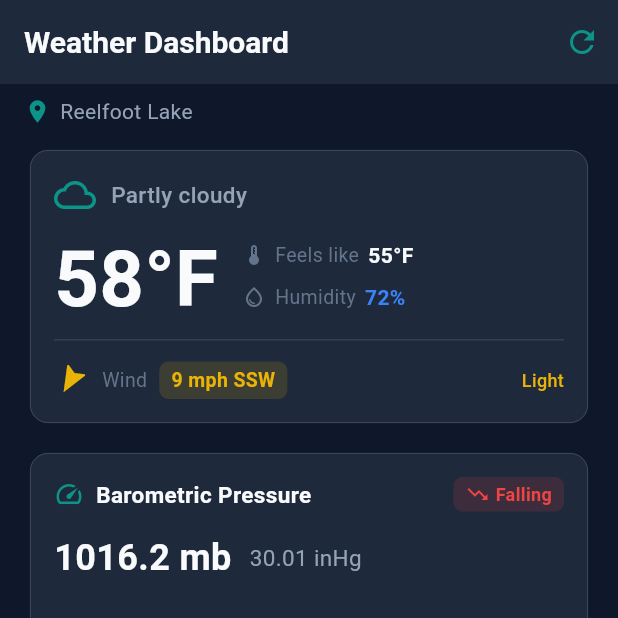
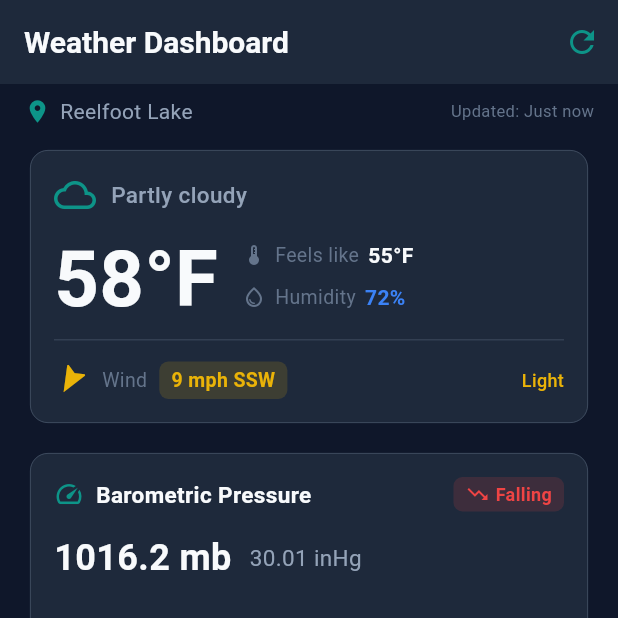
Before and after one commit to velocity-venture/slabhaul, a Flutter app: the screen it shows after launch, item 2 of the bottom bar chosen, on a phone screen of 412 x 824 dp, the top half of it. Run offline on Flutter 3.47's test engine with Material 3 defaults, Android fonts, the phone set to English and light mode, and no system bars; drawn by our look-alikes of fl_chart; our stand-ins replace flutter_dotenv, flutter_map, flutter_riverpod, go_router, latlong2, shared_preferences and 2 more; missing offline and left inert: flutter_map_marker_cluster; accounts and stored records are empty; network calls fail.

Commit message:
feat: Add data freshness tracking with shared formatTimeAgo utility
- Extract duplicated _formatUpdated into shared time_ago.dart utility
- Add "Updated: Xm ago" freshness indicator to weather dashboard header
- Replace 4 duplicate implementations across lake_level, lake_conditions,
  generation_status, and generation_detail screens

Co-Authored-By: Claude Opus 4.5 <noreply@anthropic.com>

```diff
--- /dev/null
+++ b/lib/core/utils/time_ago.dart
@@ -0,0 +1,10 @@
+/// Formats a [DateTime] as a human-readable relative time string.
+///
+/// Examples: "Just now", "3m ago", "2h ago", "1d ago"
+String formatTimeAgo(DateTime dt) {
+  final diff = DateTime.now().difference(dt);
+  if (diff.inMinutes < 1) return 'Just now';
+  if (diff.inMinutes < 60) return '${diff.inMinutes}m ago';
+  if (diff.inHours < 24) return '${diff.inHours}h ago';
+  return '${diff.inDays}d ago';
+}
--- a/lib/features/weather/screens/weather_dashboard_screen.dart
+++ b/lib/features/weather/screens/weather_dashboard_screen.dart
@@ -2,6 +2,7 @@ import 'package:flutter/material.dart';
 import 'package:flutter_riverpod/flutter_riverpod.dart';
 import 'package:go_router/go_router.dart';
 import 'package:slabhaul/core/utils/constants.dart';
+import 'package:slabhaul/core/utils/time_ago.dart';
 import 'package:slabhaul/shared/widgets/skeleton_loader.dart';
 import 'package:slabhaul/features/weather/providers/weather_providers.dart';
 import 'package:slabhaul/features/weather/providers/lake_conditions_providers.dart';
@@ -70,7 +71,7 @@ class WeatherDashboardScreen extends ConsumerWidget {
               padding: const EdgeInsets.symmetric(horizontal: 16, vertical: 8),
               sliver: SliverList(
                 delegate: SliverChildListDelegate([
-                  // Location header
+                  // Location header with freshness indicator
                   Padding(
                     padding: const EdgeInsets.only(bottom: 12),
                     child: Row(
@@ -84,6 +85,17 @@ class WeatherDashboardScreen extends ConsumerWidget {
                             color: AppColors.textSecondary,
                             fontSize: 14,
                           ),
+                        ),
+                        const Spacer(),
+                        weatherAsync.maybeWhen(
+                          data: (weather) => Text(
+                            'Updated: ${formatTimeAgo(weather.fetchedAt)}',
+                            style: const TextStyle(
+                              color: AppColors.textMuted,
+                              fontSize: 11,
+                            ),
+                          ),
+                          orElse: () => const SizedBox.shrink(),
                         ),
                       ],
                     ),
```
Also changed, not shown: lib/features/generation/screens/generation_detail_screen.dart (+2 -9 lines), lib/features/generation/widgets/generation_status_card.dart (+2 -9 lines), lib/features/lake_level/screens/lake_level_screen.dart (+2 -9 lines), lib/features/weather/widgets/lake_conditions_card.dart (+2 -9 lines).
